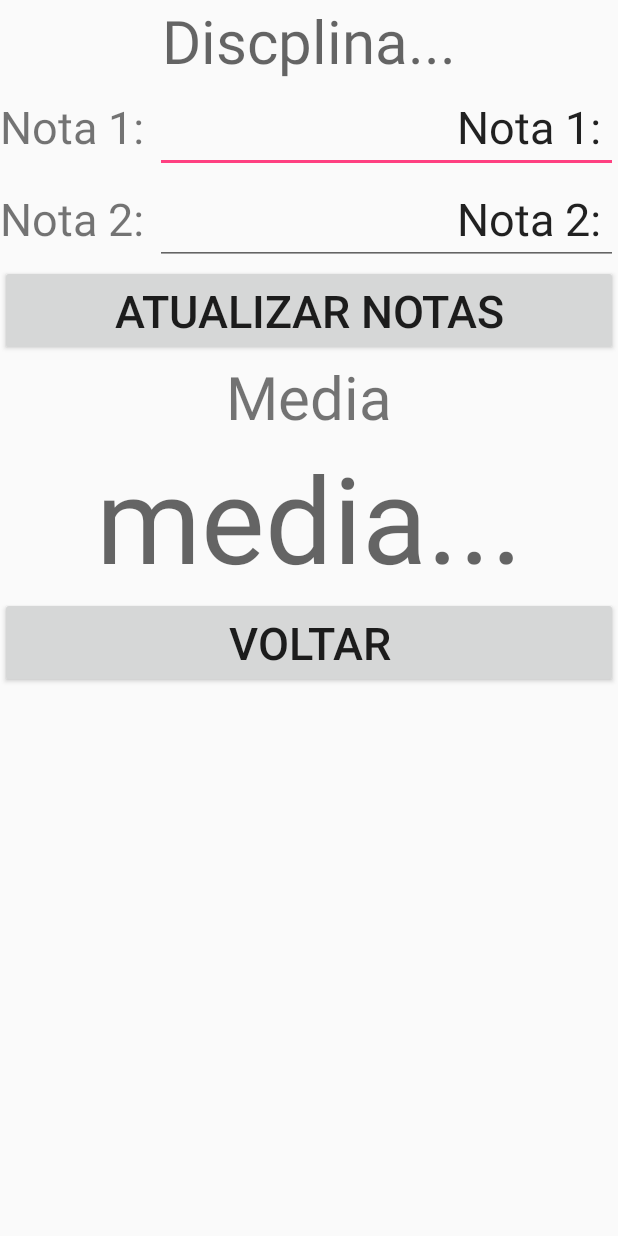
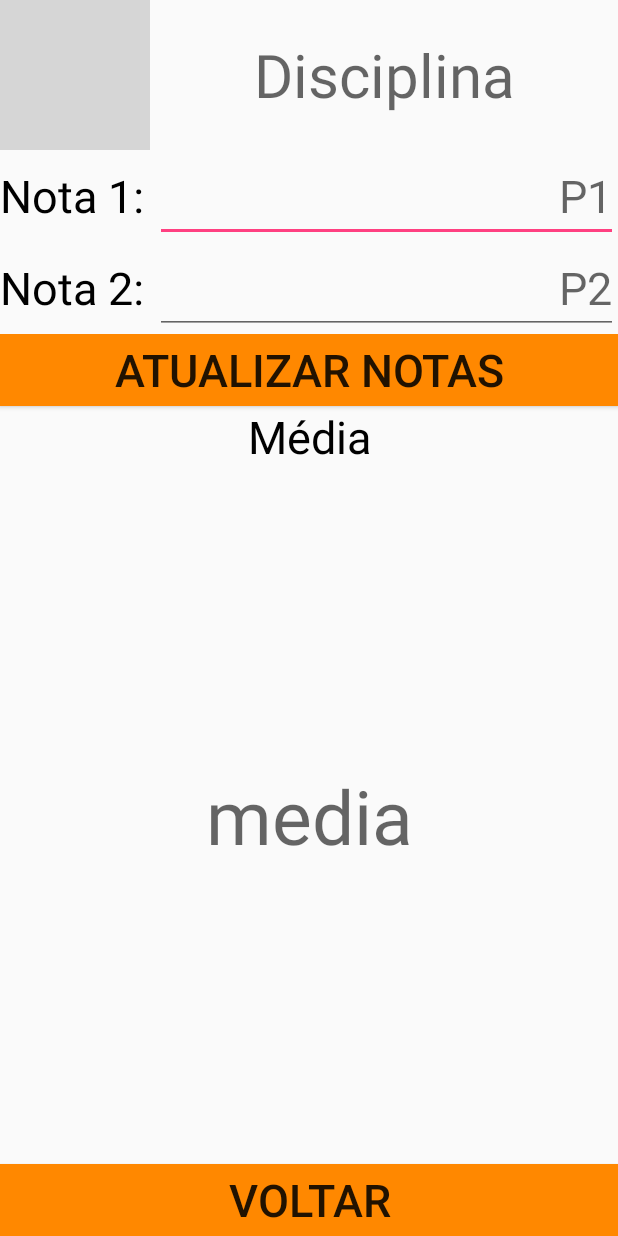
Before and after one commit to orodrigomarques/myGrade, an Android app: the layout activity_detalhes.xml on its own in the app's theme, with its tools: preview values and no code run, on a phone screen of 412 x 824 dp. Run offline under Robolectric (Android 15) with nearby library versions, the phone set to English and light mode, and no system bars; grey boxes are pictures that could not be loaded.

Commit message:
update detalhes layout

```diff
--- a/app/src/main/res/layout/activity_detalhes.xml
+++ b/app/src/main/res/layout/activity_detalhes.xml
@@ -3,13 +3,26 @@
     android:orientation="vertical"
     android:layout_width="match_parent"
     android:layout_height="match_parent">
-    <TextView
+
+    <LinearLayout
         android:layout_width="match_parent"
-        android:layout_height="wrap_content"
-        android:id="@+id/tvDisciplina"
-        android:hint="Discplina..."
-        android:textSize="40dp"
-        android:gravity="center"/>
+        android:layout_height="wrap_content">
+        <ImageView
+            android:layout_width="100sp"
+            android:layout_height="100sp"
+            android:src="@drawable/icon_app"/>
+        <TextView
+            android:layout_width="match_parent"
+            android:layout_height="match_parent"
+            android:hint="Disciplina"
+            android:gravity="center"
+            android:textSize="40sp"
+            android:textColor="@android:color/black"
+            android:layout_weight="1"
+            android:id="@+id/tvDisciplina"/>
+    </LinearLayout>
+
+
     <LinearLayout
         android:layout_width="match_parent"
         android:layout_height="wrap_content"
@@ -19,14 +32,16 @@
             android:layout_height="wrap_content"
             android:text="Nota 1: "
             android:id="@+id/tvNota1"
-            android:textSize="30dp"/>
+            android:textSize="30dp"
+            android:textColor="@android:color/black" />
         <EditText
             android:layout_width="match_parent"
             android:layout_height="wrap_content"
             android:id="@+id/etNota1"
-            android:text="Nota 1: "
+            android:hint="P1"
             android:textSize="30dp"
-            android:gravity="end"/>
+            android:gravity="end"
+            android:inputType="number"/>
     </LinearLayout>
     <LinearLayout
         android:layout_width="match_parent"
@@ -37,19 +52,21 @@
             android:layout_height="wrap_content"
             android:text="Nota 2: "
             android:textSize="30dp"
-            android:id="@+id/tvNota2"/>
+            android:id="@+id/tvNota2"
+            android:textColor="@android:color/black" />
         <EditText
             android:layout_width="match_parent"
             android:layout_height="wrap_content"
             android:id="@+id/etNota2"
-            android:text="Nota 2: "
+            android:hint="P2"
             android:textSize="30dp"
-            android:gravity="end"/>
+            android:gravity="end"
+            android:inputType="number"/>
     </LinearLayout>
 
     <LinearLayout
         android:layout_width="match_parent"
-        android:layout_height="wrap_content"
+        android:layout_height="match_parent"
         android:orientation="vertical">
         <Button
             android:layout_width="match_parent"
@@ -57,26 +74,33 @@
             android:id="@+id/btAtualizar"
             android:text="Atualizar Notas"
             android:textSize="30dp"
-            android:onClick="atualizar"/>
+            android:onClick="atualizar"
+            android:background="@android:color/holo_orange_dark"/>
         <TextView
             android:layout_width="match_parent"
             android:layout_height="wrap_content"
-            android:text="Media"
-            android:textSize="40dp"
-            android:gravity="center"/>
+            android:text="Média"
+            android:textSize="30sp"
+            android:gravity="center"
+            android:textColor="@android:color/black" />
         <TextView
-                android:layout_width="match_parent"
-                android:layout_height="match_parent"
-                android:id="@+id/tvMedia"
-                android:hint="media..."
-                android:textSize="80dp"
-                android:gravity="center"/>
+            android:layout_width="match_parent"
+            android:layout_height="wrap_content"
+            android:id="@+id/tvMedia"
+            android:hint="media"
+            android:textSize="50sp"
+            android:gravity="center"
+            android:textColor="@android:color/black"
+            android:layout_weight="1"/>
         <Button
             android:layout_width="match_parent"
             android:layout_height="wrap_content"
             android:id="@+id/btVoltar"
             android:text="Voltar"
             android:textSize="30dp"
-            android:onClick="voltar"/>
+            android:onClick="voltar"
+            android:background="@android:color/holo_orange_dark"
+            android:layout_gravity=""/>
     </LinearLayout>
+
 </LinearLayout>
```
